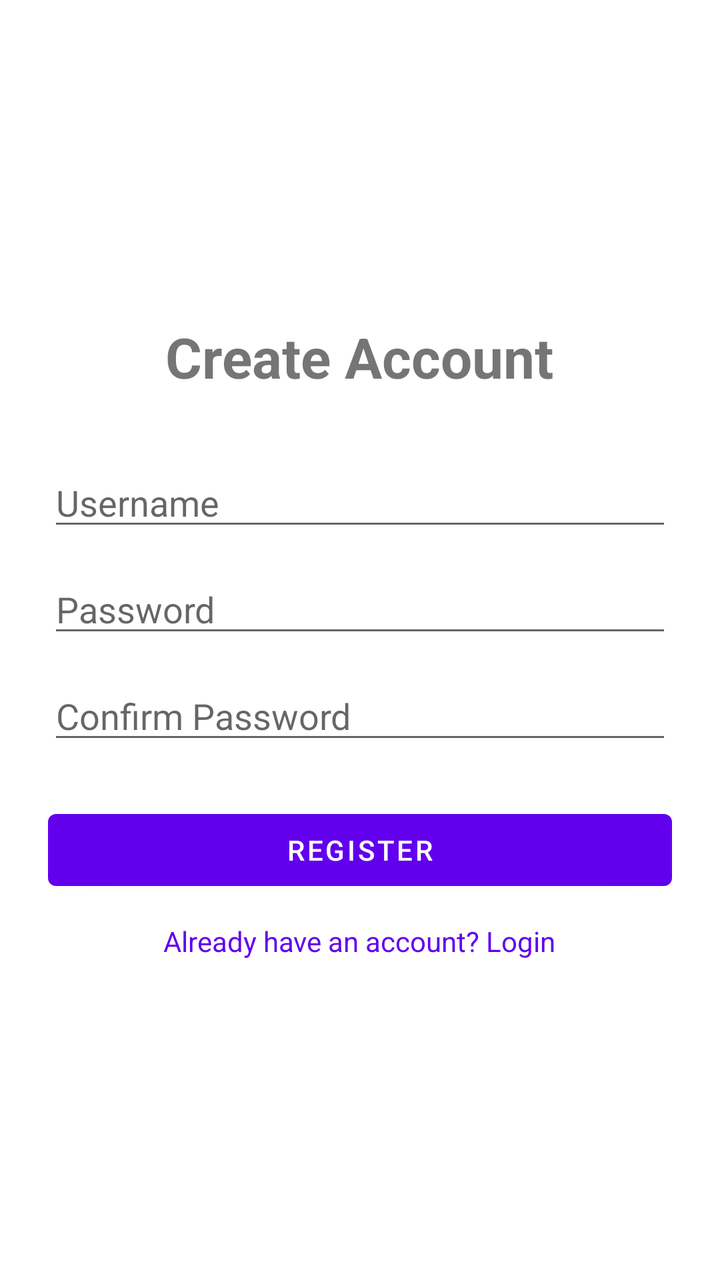
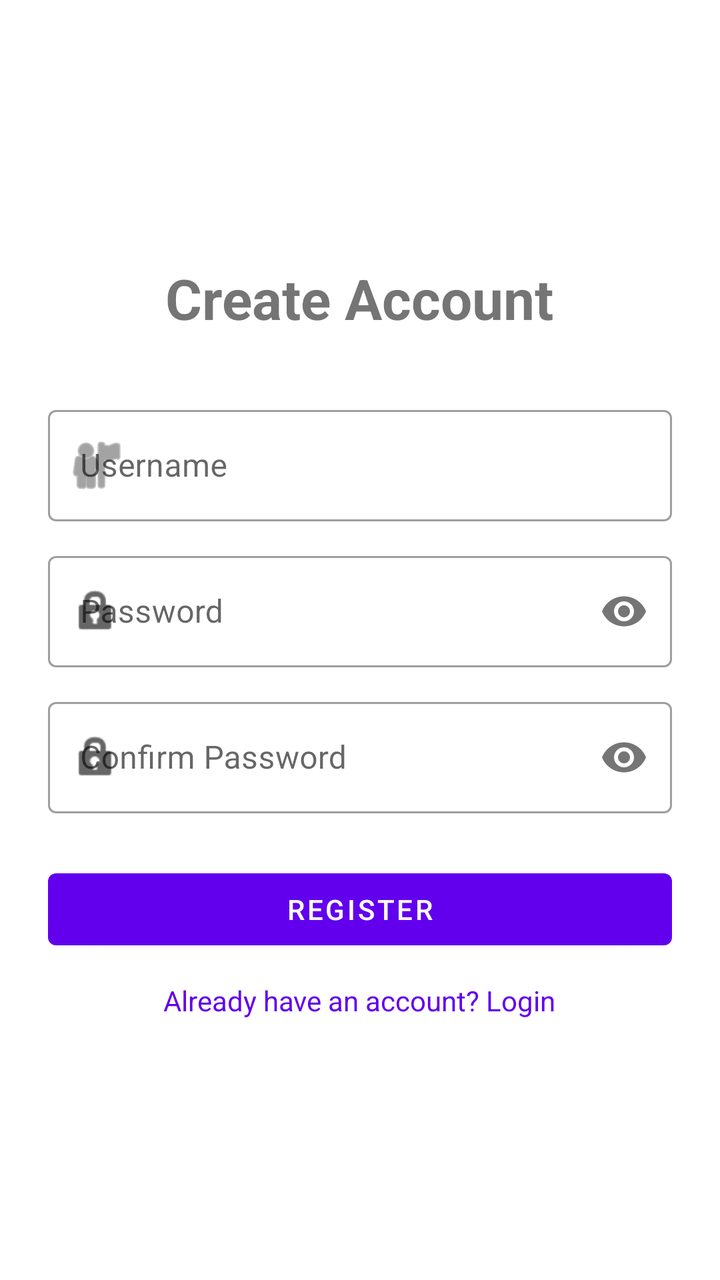

Two renders of the same Android screen: before a commit and after it. Below are the layout's source before the change and the commit's diff.
<!-- AndroidManifest.xml: application theme Theme.CoinQuest -->
<!-- res/layout/activity_register.xml -->
<?xml version="1.0" encoding="utf-8"?>
<LinearLayout xmlns:android="http://schemas.android.com/apk/res/android"
    android:layout_width="match_parent"
    android:layout_height="match_parent"
    android:orientation="vertical"
    android:padding="24dp"
    android:gravity="center">

    <TextView
        android:layout_width="wrap_content"
        android:layout_height="wrap_content"
        android:text="Create Account"
        android:textSize="28sp"
        android:textStyle="bold"
        android:layout_marginBottom="32dp"/>

    <EditText
        android:id="@+id/etRegUsername"
        android:layout_width="match_parent"
        android:layout_height="wrap_content"
        android:hint="Username"
        android:inputType="text"
        android:layout_marginBottom="12dp"/>

    <EditText
        android:id="@+id/etRegPassword"
        android:layout_width="match_parent"
        android:layout_height="wrap_content"
        android:hint="Password"
        android:inputType="textPassword"
        android:layout_marginBottom="12dp"/>

    <EditText
        android:id="@+id/etRegConfirmPassword"
        android:layout_width="match_parent"
        android:layout_height="wrap_content"
        android:hint="Confirm Password"
        android:inputType="textPassword"
        android:layout_marginBottom="24dp"/>

    <Button
        android:id="@+id/btnRegister"
        android:layout_width="match_parent"
        android:layout_height="wrap_content"
        android:text="Register"
        android:layout_marginBottom="12dp"/>

    <TextView
        android:id="@+id/tvLogin"
        android:layout_width="wrap_content"
        android:layout_height="wrap_content"
        android:text="Already have an account? Login"
        android:textColor="@color/design_default_color_primary"
        android:clickable="true"
        android:focusable="true"/>

</LinearLayout>
<!-- resources referenced by this layout -->
<resources>
  <style name="Theme.CoinQuest" parent="Theme.MaterialComponents.DayNight.DarkActionBar">
          
          <item name="colorPrimary">@color/purple_500</item>
          <item name="colorPrimaryVariant">@color/purple_700</item>
          <item name="colorOnPrimary">@color/white</item>
          
          <item name="colorSecondary">@color/teal_200</item>
          <item name="colorSecondaryVariant">@color/teal_700</item>
          <item name="colorOnSecondary">@color/black</item>
          
          <item name="android:statusBarColor">?attr/colorPrimaryVariant</item>
          
      </style>
  <color name="purple_500">#FF6200EE</color>
  <color name="purple_700">#FF3700B3</color>
  <color name="white">#FFFFFFFF</color>
  <color name="teal_200">#FF03DAC5</color>
  <color name="teal_700">#FF018786</color>
  <color name="black">#FF000000</color>
</resources>

<!-- the commit's change to res/layout/activity_register.xml (unified diff, before → after) -->
@@ -1,5 +1,6 @@
 <?xml version="1.0" encoding="utf-8"?>
 <LinearLayout xmlns:android="http://schemas.android.com/apk/res/android"
+    xmlns:app="http://schemas.android.com/apk/res-auto"
     android:layout_width="match_parent"
     android:layout_height="match_parent"
     android:orientation="vertical"
@@ -14,29 +15,52 @@
         android:textStyle="bold"
         android:layout_marginBottom="32dp"/>
 
-    <EditText
-        android:id="@+id/etRegUsername"
+    <com.google.android.material.textfield.TextInputLayout
+        style="@style/Widget.MaterialComponents.TextInputLayout.OutlinedBox"
         android:layout_width="match_parent"
         android:layout_height="wrap_content"
+        android:layout_marginBottom="12dp"
         android:hint="Username"
-        android:inputType="text"
-        android:layout_marginBottom="12dp"/>
+        app:startIconDrawable="@android:drawable/ic_menu_myplaces">
 
-    <EditText
-        android:id="@+id/etRegPassword"
+        <com.google.android.material.textfield.TextInputEditText
+            android:id="@+id/etRegUsername"
+            android:layout_width="match_parent"
+            android:layout_height="wrap_content"
+            android:inputType="text" />
+    </com.google.android.material.textfield.TextInputLayout>
+
+    <com.google.android.material.textfield.TextInputLayout
+        style="@style/Widget.MaterialComponents.TextInputLayout.OutlinedBox"
         android:layout_width="match_parent"
         android:layout_height="wrap_content"
+        android:layout_marginBottom="12dp"
         android:hint="Password"
-        android:inputType="textPassword"
-        android:layout_marginBottom="12dp"/>
+        app:passwordToggleEnabled="true"
+        app:startIconDrawable="@android:drawable/ic_lock_idle_lock">
 
-    <EditText
-        android:id="@+id/etRegConfirmPassword"
+        <com.google.android.material.textfield.TextInputEditText
+            android:id="@+id/etRegPassword"
+            android:layout_width="match_parent"
+            android:layout_height="wrap_content"
+            android:inputType="textPassword" />
+    </com.google.android.material.textfield.TextInputLayout>
+
+    <com.google.android.material.textfield.TextInputLayout
+        style="@style/Widget.MaterialComponents.TextInputLayout.OutlinedBox"
         android:layout_width="match_parent"
         android:layout_height="wrap_content"
+        android:layout_marginBottom="24dp"
         android:hint="Confirm Password"
-        android:inputType="textPassword"
-        android:layout_marginBottom="24dp"/>
+        app:passwordToggleEnabled="true"
+        app:startIconDrawable="@android:drawable/ic_lock_idle_lock">
+
+        <com.google.android.material.textfield.TextInputEditText
+            android:id="@+id/etRegConfirmPassword"
+            android:layout_width="match_parent"
+            android:layout_height="wrap_content"
+            android:inputType="textPassword" />
+    </com.google.android.material.textfield.TextInputLayout>
 
     <Button
         android:id="@+id/btnRegister"
